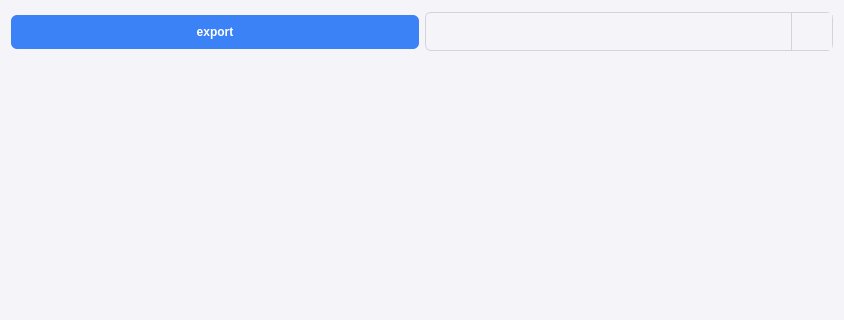
This is Uis/export_ui.ui in AsciiNomads/maxdiff as Qt 5 draws it before an edit; both pictures show x 0 to 844 and y 0 to 320 of the 844 by 670 pixel window. The edited form follows.
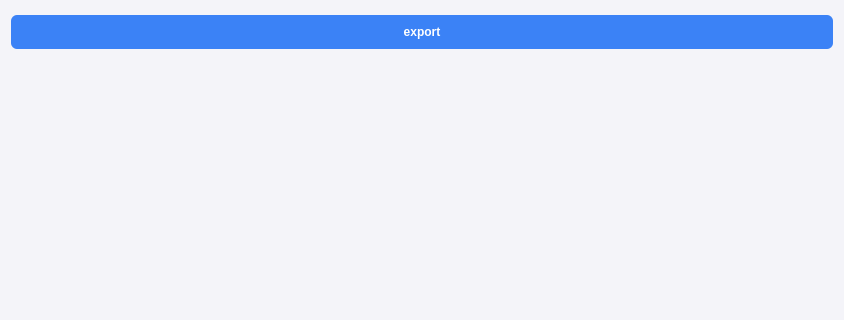
This is the edited form. Icons and pictures are not drawn.

Commit message: remove csv and pdf

What changed in the file:
```diff
--- a/Uis/export_ui.ui
+++ b/Uis/export_ui.ui
@@ -133,9 +133,6 @@
          </property>
         </widget>
        </item>
-       <item>
-        <widget class="QComboBox" name="comboBox"/>
-       </item>
       </layout>
      </item>
      <item>
```
Left out of the diff: 7 changed lines with no effect on the pictures. The commit also changes 2 other files.
